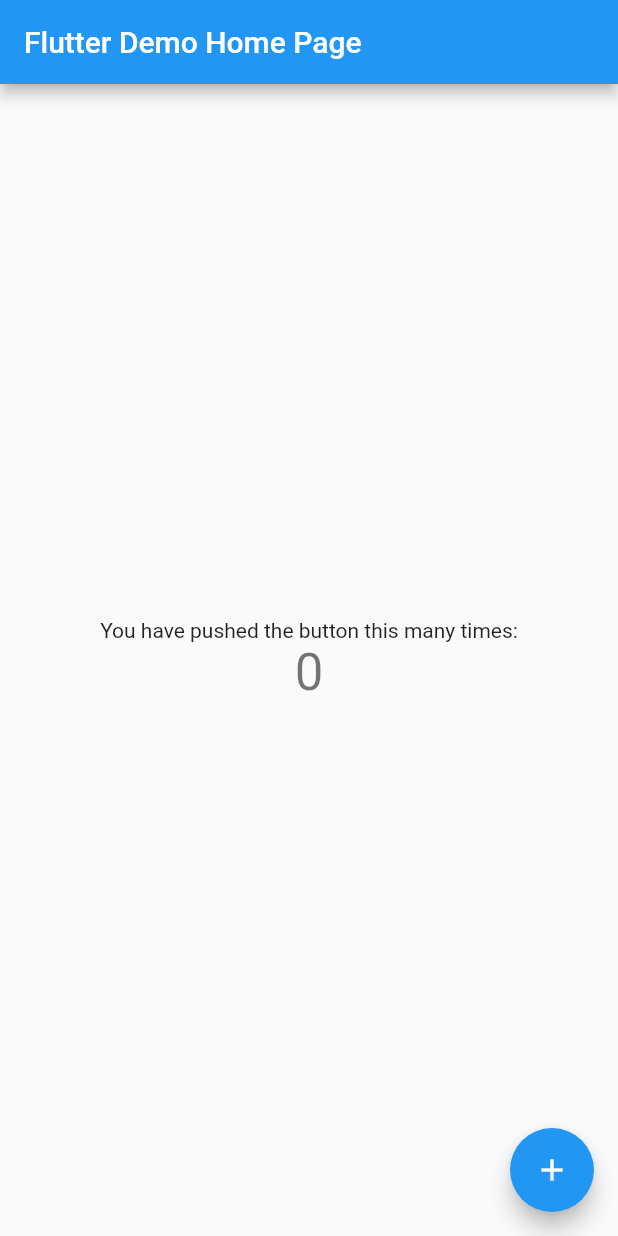
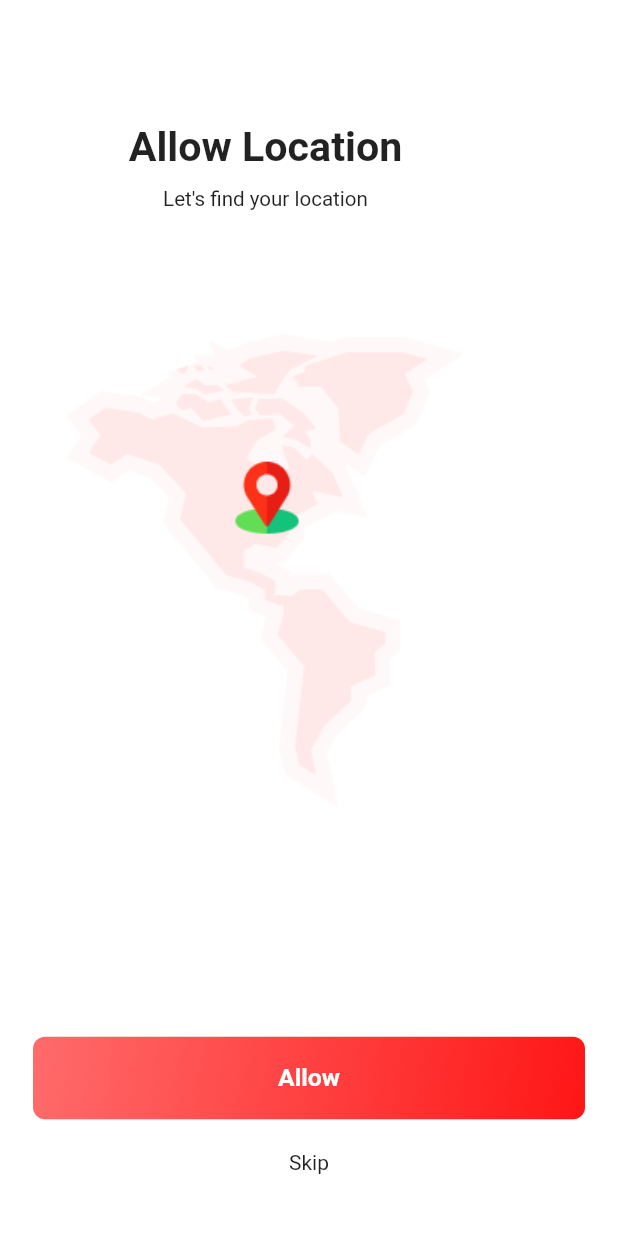
Before and after one commit to PriyankManiya/Paper-APP, a Flutter app: the screen it shows after launch, on a phone screen of 412 x 824 dp. Run offline on Flutter 3.47's test engine with Material 2 defaults, Android fonts, the phone set to English and light mode, and no system bars.

Commit message:
add intro

```diff
--- a/analysis_options.yaml
+++ b/analysis_options.yaml
@@ -7,7 +7,7 @@
 
 # The following line activates a set of recommended lints for Flutter apps,
 # packages, and plugins designed to encourage good coding practices.
-include: package:flutter_lints/flutter.yaml
+# include: package:flutter_lints/flutter.yaml
 
 linter:
   # The lint rules applied to this project can be customized in the
--- /dev/null
+++ b/lib/constants/buttonstyle.dart
@@ -0,0 +1,11 @@
+import 'package:flutter/material.dart';
+import 'package:paper_app/constants/colortheme.dart';
+
+BoxDecoration boxDecoration = BoxDecoration(
+
+          borderRadius: BorderRadius.circular(8),
+          gradient: LinearGradient(
+              begin: Alignment.topLeft,
+              end: Alignment.bottomRight,
+              colors: [ColorTheme.btnshade1, ColorTheme.btnshade2]),
+);
--- /dev/null
+++ b/lib/constants/colortheme.dart
@@ -0,0 +1,10 @@
+import 'package:flutter/material.dart';
+
+class ColorTheme{
+  static const Color btnshade1 = Color(0xFFFF6B6B);
+  static const Color btnshade2 = Color(0xFFFF1616);
+  static const Color grey = Color(0xFF616161);
+  static const Color black = Color(0xFF000000);
+  static const Color white = Color(0xFFffffff);
+  static const Color green = Color(0xFF2DA004);
+}
--- /dev/null
+++ b/lib/constants/customespace.dart
@@ -0,0 +1,5 @@
+import 'package:flutter/cupertino.dart';
+
+sizedbox(context, hei) {
+  return SizedBox(height: MediaQuery.of(context).size.height / hei);
+}
--- /dev/null
+++ b/lib/constants/imageprovider.dart
@@ -0,0 +1,27 @@
+class ImageProvide{
+  static const String location = "assets/images/location.png";
+  static const String block = "assets/images/block.png";
+  static const String cal = "assets/images/cal.png";
+  static const String close = "assets/images/close.png";
+  static const String cmt = "assets/images/cmt.png";
+  static const String fb = "assets/images/fb.png";
+  static const String following = "assets/images/following.png";
+  static const String gmail = "assets/images/gmail.png";
+  static const String google = "assets/images/google.png";
+  static const String like = "assets/images/like.png";
+  static const String link = "assets/images/link.png";
+  static const String logo = "assets/images/logo.png";
+  static const String meter = "assets/images/meter.png";
+  static const String notification = "assets/images/notification.png";
+  static const String onlyshare = "assets/images/onlyshare.png";
+  static const String paper = "assets/images/paper.png";
+  static const String pencil = "assets/images/pencil.png";
+  static const String profile = "assets/images/profile.png";
+  static const String pwd = "assets/images/pwd.png";
+  static const String seach = "assets/images/search.png";
+  static const String setting = "assets/images/setting.png";
+  static const String share = "assets/images/share.png";
+  static const String spam = "assets/images/spam.png";
+  static const String today = "assets/images/today.png";
+  static const String user = "assets/images/user.png";
+}
--- a/lib/main.dart
+++ b/lib/main.dart
@@ -1,4 +1,5 @@
 import 'package:flutter/material.dart';
+import 'package:paper_app/screens/intro/pageview.dart';
 
 void main() {
   runApp(const MyApp());
@@ -11,105 +12,8 @@
   @override
   Widget build(BuildContext context) {
     return MaterialApp(
-      title: 'Flutter Demo',
-      theme: ThemeData(
-        // This is the theme of your application.
-        //
-        // Try running your application with "flutter run". You'll see the
-        // application has a blue toolbar. Then, without quitting the app, try
-        // changing the primarySwatch below to Colors.green and then invoke
-        // "hot reload" (press "r" in the console where you ran "flutter run",
-        // or simply save your changes to "hot reload" in a Flutter IDE).
-        // Notice that the counter didn't reset back to zero; the application
-        // is not restarted.
-        primarySwatch: Colors.blue,
-      ),
-      home: const MyHomePage(title: 'Flutter Demo Home Page'),
+      debugShowCheckedModeBanner: false,
+      home: IntroPageview(),
     );
   }
 }
-
-class MyHomePage extends StatefulWidget {
-  const MyHomePage({Key key,  this.title}) : super(key: key);
-
-  // This widget is the home page of your application. It is stateful, meaning
-  // that it has a State object (defined below) that contains fields that affect
-  // how it looks.
-
-  // This class is the configuration for the state. It holds the values (in this
-  // case the title) provided by the parent (in this case the App widget) and
-  // used by the build method of the State. Fields in a Widget subclass are
-  // always marked "final".
-
-  final String title;
-
-  @override
-  State<MyHomePage> createState() => _MyHomePageState();
-}
-
-class _MyHomePageState extends State<MyHomePage> {
-  int _counter = 0;
-
-  void _incrementCounter() {
-    setState(() {
-      // This call to setState tells the Flutter framework that something has
-      // changed in this State, which causes it to rerun the build method below
-      // so that the display can reflect the updated values. If we changed
-      // _counter without calling setState(), then the build method would not be
-      // called again, and so nothing would appear to happen.
-      _counter++;
-    });
-  }
-
-  @override
-  Widget build(BuildContext context) {
-    // This method is rerun every time setState is called, for instance as done
-    // by the _incrementCounter method above.
-    //
-    // The Flutter framework has been optimized to make rerunning build methods
-    // fast, so that you can just rebuild anything that needs updating rather
-    // than having to individually change instances of widgets.
-    return Scaffold(
-      appBar: AppBar(
-        // Here we take the value from the MyHomePage object that was created by
-        // the App.build method, and use it to set our appbar title.
-        title: Text(widget.title),
-      ),
-      body: Center(
-        // Center is a layout widget. It takes a single child and positions it
-        // in the middle of the parent.
-        child: Column(
-          // Column is also a layout widget. It takes a list of children and
-          // arranges them vertically. By default, it sizes itself to fit its
-          // children horizontally, and tries to be as tall as its parent.
-          //
-          // Invoke "debug painting" (press "p" in the console, choose the
-          // "Toggle Debug Paint" action from the Flutter Inspector in Android
-          // Studio, or the "Toggle Debug Paint" command in Visual Studio Code)
-          // to see the wireframe for each widget.
-          //
-          // Column has various properties to control how it sizes itself and
-          // how it positions its children. Here we use mainAxisAlignment to
-          // center the children vertically; the main axis here is the vertical
-          // axis because Columns are vertical (the cross axis would be
-          // horizontal).
-          mainAxisAlignment: MainAxisAlignment.center,
-          children: <Widget>[
-            const Text(
-              'You have pushed the button this many times:',
-            ),
-            Text(
-              '$_counter',
-              style: Theme.of(context).textTheme.headline4,
-            ),
-          ],
-        ),
-      ),
-      floatingActionButton: FloatingActionButton(
-        onPressed: _incrementCounter,
-        tooltip: 'Increment',
-        child: const Icon(Icons.add),
-      ), // This trailing comma makes auto-formatting nicer for build methods.
-    );
-  }
-}
--- /dev/null
+++ b/lib/screens/intro/locationaccess.dart
@@ -0,0 +1,38 @@
+import 'package:flutter/material.dart';
+import 'package:paper_app/constants/colortheme.dart';
+import 'package:paper_app/constants/customespace.dart';
+import 'package:paper_app/constants/imageprovider.dart';
+
+class LocationAccess extends StatelessWidget {
+  const LocationAccess({Key key}) : super(key: key);
+
+  @override
+  Widget build(BuildContext context) {
+    return SafeArea(
+        child: Scaffold(
+      backgroundColor: ColorTheme.white,
+      body: Container(
+        padding: EdgeInsets.symmetric(horizontal: 22),
+        child: SingleChildScrollView(
+          child: Column(
+            children: [
+              sizedbox(context, 10),
+              Text("Allow Location",
+                  style: TextStyle(
+                    fontWeight: FontWeight.bold,
+                    fontSize: MediaQuery.of(context).size.height / 30,
+                  )),
+              SizedBox(height: 10),
+              Text("Let's find your location",
+                  style: TextStyle(
+                    fontSize: MediaQuery.of(context).size.height / 60,
+                  )),
+              sizedbox(context, 10),
+              Image.asset(ImageProvide.location),
+            ],
+          ),
+        ),
+      ),
+    ));
+  }
+}
--- /dev/null
+++ b/lib/screens/intro/pageview.dart
@@ -0,0 +1,60 @@
+import 'package:flutter/material.dart';
+import 'package:paper_app/constants/buttonstyle.dart';
+import 'package:paper_app/constants/colortheme.dart';
+import 'package:paper_app/constants/customespace.dart';
+import 'package:paper_app/screens/intro/locationaccess.dart';
+import 'package:paper_app/screens/intro/newsalert.dart';
+
+PageController introcontroller = PageController(initialPage: 0);
+
+class IntroPageview extends StatefulWidget {
+  IntroPageview({Key key}) : super(key: key);
+
+  @override
+  _IntroPageviewState createState() => _IntroPageviewState();
+}
+
+class _IntroPageviewState extends State<IntroPageview> {
+  @override
+  Widget build(BuildContext context) {
+    return Scaffold(
+        backgroundColor: ColorTheme.white,
+        body: Container(
+          padding: const EdgeInsets.symmetric(horizontal: 22),
+          child: Column(
+            children: [
+              Expanded(
+                child: PageView(
+                  controller: introcontroller,
+                  children: <Widget>[LocationAccess(), NewsSelect()],
+                ),
+              ),
+              sizedbox(context, 8),
+              InkWell(
+                onTap: () {
+                  introcontroller.nextPage(
+                      duration: Duration(milliseconds: 500),
+                      curve: Curves.ease);
+                },
+                child: Container(
+                  alignment: Alignment.center,
+                  decoration: boxDecoration,
+                  width: MediaQuery.of(context).size.width,
+                  height: 55,
+                  child: Text(
+                    "Allow",
+                    style: TextStyle(
+                        fontWeight: FontWeight.bold,
+                        fontSize: MediaQuery.of(context).size.height / 50,
+                        color: ColorTheme.white),
+                  ),
+                ),
+              ),
+              sizedbox(context, 40),
+              Text("Skip"),
+              sizedbox(context, 20),
+            ],
+          ),
+        ));
+  }
+}
--- a/pubspec.yaml
+++ b/pubspec.yaml
@@ -34,6 +34,7 @@
   # The following adds the Cupertino Icons font to your application.
   # Use with the CupertinoIcons class for iOS style icons.
   cupertino_icons: ^1.0.2
+  get: ^4.3.8
 
 dev_dependencies:
   flutter_test:
```
Also changed, not shown: lib/screens/intro/newsalert.dart (added, +76 -0 lines), pubspec.lock, 2 other files.
